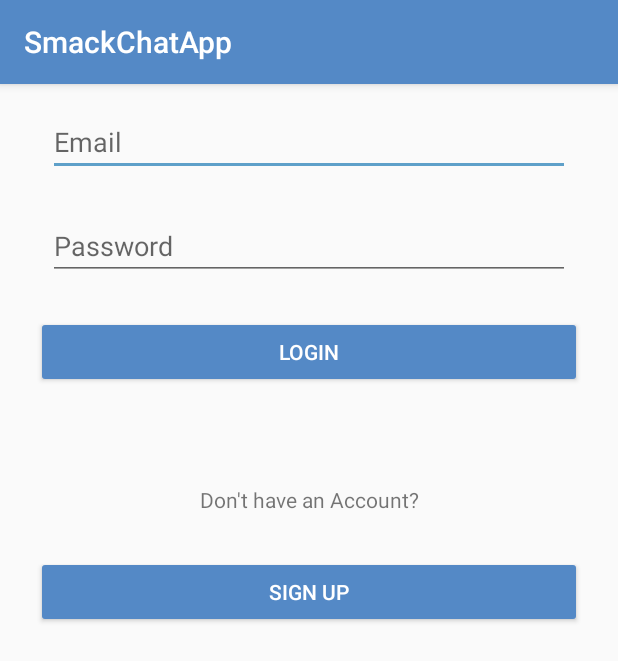
After one commit to anis1996/SmackChatApp, an Android app: the LoginActivity screen opened directly, with no data from a screen before it, on a phone screen of 412 x 824 dp. The commit adds this screen. Shown: the top 661 px of the screen. Run offline under Robolectric (Android 15) with nearby library versions, the phone set to English and light mode, and no system bars.

Commit message:
Add Login Activity

```diff
--- a/app/build.gradle
+++ b/app/build.gradle
@@ -24,7 +24,7 @@ android {
 
 dependencies {
     implementation fileTree(dir: 'libs', include: ['*.jar'])
-    implementation"org.jetbrains.kotlin:kotlin-stdlib-jre7:$kotlin_version"
+    implementation "org.jetbrains.kotlin:kotlin-stdlib-jre7:$kotlin_version"
     implementation 'com.android.support:appcompat-v7:26.1.0'
     implementation 'com.android.support:design:26.1.0'
     implementation 'com.android.support.constraint:constraint-layout:1.1.3'
--- a/app/src/main/AndroidManifest.xml
+++ b/app/src/main/AndroidManifest.xml
@@ -19,6 +19,7 @@
                 <category android:name="android.intent.category.LAUNCHER" />
             </intent-filter>
         </activity>
+        <activity android:name=".LoginActivity"></activity>
     </application>
 
 </manifest>
--- /dev/null
+++ b/app/src/main/java/dhapa/anis/smackchatapp/LoginActivity.kt
@@ -0,0 +1,23 @@
+package dhapa.anis.smackchatapp
+
+import android.support.v7.app.AppCompatActivity
+import android.os.Bundle
+import android.view.View
+
+class LoginActivity : AppCompatActivity() {
+
+    override fun onCreate(savedInstanceState: Bundle?) {
+        super.onCreate(savedInstanceState)
+        setContentView(R.layout.activity_login)
+    }
+
+
+    fun loginSignupBtnClicked(view: View)
+    {
+
+    }
+
+    fun loginLoginBtnClicked(view: View){
+
+    }
+}
--- a/app/src/main/java/dhapa/anis/smackchatapp/MainActivity.kt
+++ b/app/src/main/java/dhapa/anis/smackchatapp/MainActivity.kt
@@ -1,5 +1,6 @@
 package dhapa.anis.smackchatapp
 
+import android.content.Intent
 import android.os.Bundle
 import android.support.design.widget.Snackbar
 import android.support.design.widget.NavigationView
@@ -35,7 +36,8 @@ class MainActivity : AppCompatActivity() {
     }
 
     fun loginBtnNevClicked(view: View){
-
+        val loginIntent = Intent(this, LoginActivity::class.java)
+        startActivity(loginIntent)
     }
 
     fun addChannelBtnClicked(view: View)
--- /dev/null
+++ b/app/src/main/res/layout/activity_login.xml
@@ -0,0 +1,92 @@
+<?xml version="1.0" encoding="utf-8"?>
+<android.support.constraint.ConstraintLayout xmlns:android="http://schemas.android.com/apk/res/android"
+    xmlns:app="http://schemas.android.com/apk/res-auto"
+    xmlns:tools="http://schemas.android.com/tools"
+    android:layout_width="match_parent"
+    android:layout_height="match_parent"
+    tools:context="dhapa.anis.smackchatapp.LoginActivity">
+
+    <EditText
+        android:id="@+id/loginEmailText"
+        android:layout_width="0dp"
+        android:layout_height="wrap_content"
+        android:layout_marginEnd="32dp"
+        android:layout_marginStart="32dp"
+        android:layout_marginTop="16dp"
+        android:ems="10"
+        android:hint="Email"
+        android:inputType="textEmailAddress"
+        app:layout_constraintEnd_toEndOf="parent"
+        app:layout_constraintLeft_toLeftOf="parent"
+        app:layout_constraintRight_toRightOf="parent"
+        app:layout_constraintStart_toStartOf="parent"
+        app:layout_constraintTop_toTopOf="parent" />
+
+    <EditText
+        android:id="@+id/loginPasswordText"
+        android:layout_width="0dp"
+        android:layout_height="wrap_content"
+        android:layout_marginEnd="32dp"
+        android:layout_marginStart="32dp"
+        android:layout_marginTop="24dp"
+        android:ems="10"
+        android:hint="Password"
+        android:inputType="textPassword"
+        app:layout_constraintEnd_toEndOf="parent"
+        app:layout_constraintLeft_toLeftOf="parent"
+        app:layout_constraintRight_toRightOf="parent"
+        app:layout_constraintStart_toStartOf="parent"
+        app:layout_constraintTop_toBottomOf="@+id/loginEmailText" />
+
+    <Button
+        android:id="@+id/loginLoginBtn"
+        android:layout_width="0dp"
+        android:layout_height="wrap_content"
+        android:layout_marginEnd="24dp"
+        android:layout_marginStart="24dp"
+        android:layout_marginTop="24dp"
+        android:backgroundTint="@color/colorPrimary"
+        android:onClick="loginLoginBtnClicked"
+        android:text="Login"
+        android:textColor="@android:color/white"
+        app:layout_constraintEnd_toEndOf="parent"
+        app:layout_constraintLeft_toLeftOf="parent"
+        app:layout_constraintRight_toRightOf="parent"
+        app:layout_constraintStart_toStartOf="parent"
+        app:layout_constraintTop_toBottomOf="@+id/loginPasswordText" />
+
+    <TextView
+        android:id="@+id/textView"
+        android:layout_width="0dp"
+        android:layout_height="wrap_content"
+        android:layout_marginEnd="24dp"
+        android:layout_marginStart="24dp"
+        android:layout_marginTop="32dp"
+        android:text="Don't have an Account?"
+        android:textAlignment="center"
+        app:layout_constraintBottom_toBottomOf="parent"
+        app:layout_constraintEnd_toEndOf="parent"
+        app:layout_constraintHorizontal_bias="0.0"
+        app:layout_constraintLeft_toLeftOf="parent"
+        app:layout_constraintRight_toRightOf="parent"
+        app:layout_constraintStart_toStartOf="parent"
+        app:layout_constraintTop_toBottomOf="@+id/loginLoginBtn"
+        app:layout_constraintVertical_bias="0.064" />
+
+    <Button
+        android:id="@+id/loginSignupBtn"
+        android:layout_width="0dp"
+        android:layout_height="wrap_content"
+        android:layout_marginEnd="24dp"
+        android:layout_marginStart="24dp"
+        android:layout_marginTop="28dp"
+        android:backgroundTint="@color/colorPrimary"
+        android:onClick="loginSignupBtnClicked"
+        android:text="Sign Up"
+        android:textColor="@android:color/white"
+        app:layout_constraintEnd_toEndOf="parent"
+        app:layout_constraintLeft_toLeftOf="parent"
+        app:layout_constraintRight_toRightOf="parent"
+        app:layout_constraintStart_toStartOf="parent"
+        app:layout_constraintTop_toBottomOf="@+id/textView" />
+</android.support.constraint.ConstraintLayout>
--- a/app/src/main/res/values/colors.xml
+++ b/app/src/main/res/values/colors.xml
@@ -1,6 +1,6 @@
 <?xml version="1.0" encoding="utf-8"?>
 <resources>
-    <color name="colorPrimary">#5489C6</color>
+    <color name="colorPrimary">#5489c6</color>
     <color name="colorPrimaryDark">#5489C6</color>
     <color name="colorAccent">#5ea0c9</color>
 </resources>
```
